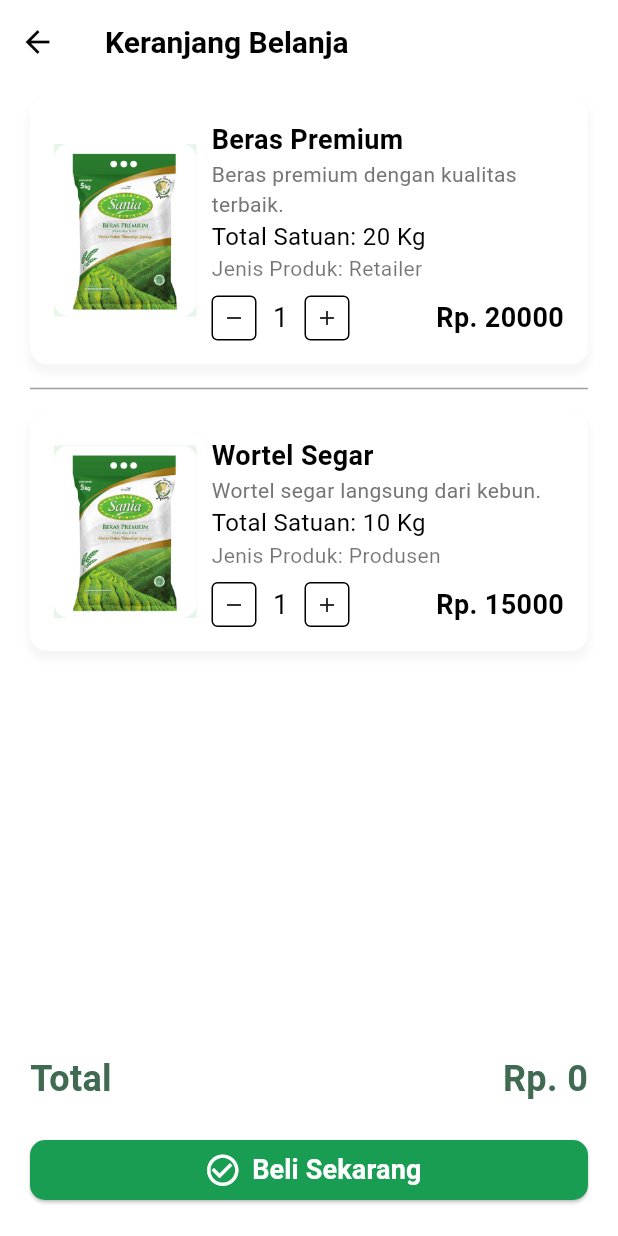
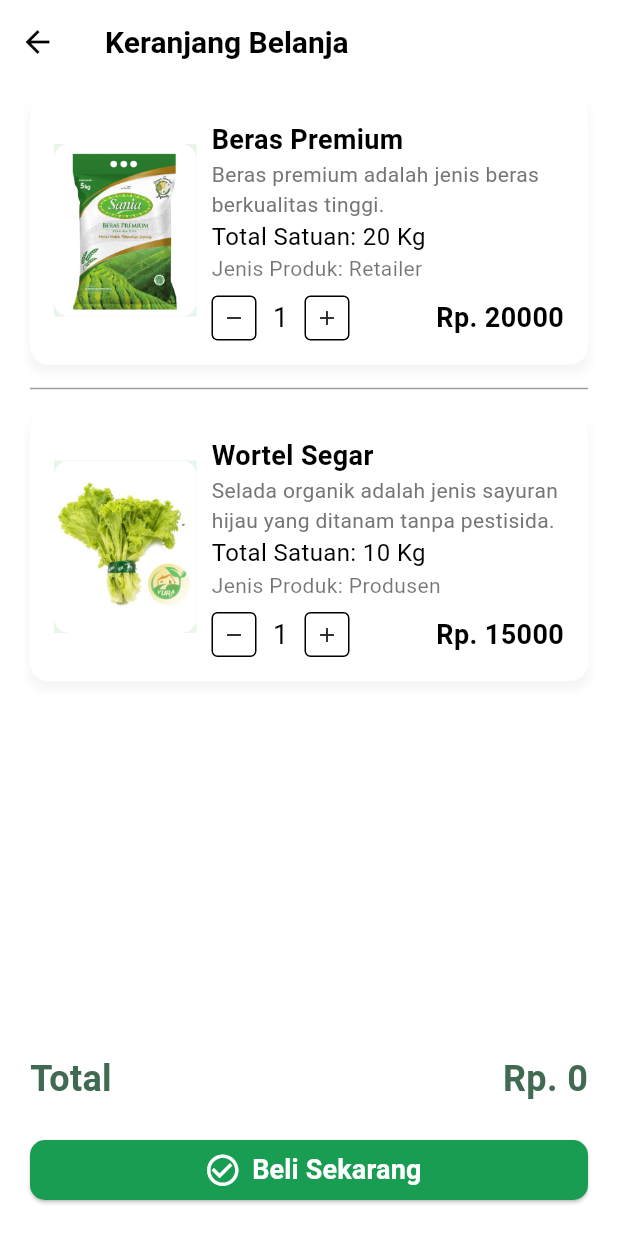
Before and after one commit to firdausmuh/agrolink_app, a Flutter app: the KeranjangScreen screen opened directly, on a phone screen of 412 x 824 dp. Run offline on Flutter 3.47's test engine with Material 3 defaults, Android fonts, the phone set to English and light mode, and no system bars; our stand-ins replace image_picker, shared_preferences; missing offline and left inert: dart:ffi; accounts and stored records are empty.

Commit message:
update deskripsi for produk to cart

```diff
--- a/lib/components/keranjang/keranjang_card.dart
+++ b/lib/components/keranjang/keranjang_card.dart
@@ -2,6 +2,7 @@ import 'package:flutter/material.dart';
 
 class KeranjangCard extends StatefulWidget {
   final int basePrice; // Harga satuan produk
+  final String imagePath; // Path gambar produk
   final String productName; // Nama produk
   final String deskripsi;
   final String size; // Ukuran produk, misal 20 Kg
@@ -11,6 +12,7 @@ class KeranjangCard extends StatefulWidget {
   const KeranjangCard({
     super.key,
     required this.basePrice,
+    required this.imagePath,
     required this.productName,
     required this.deskripsi,
     required this.size,
@@ -70,7 +72,7 @@ class _KeranjangCardState extends State<KeranjangCard> {
             child: ClipRRect(
               borderRadius: BorderRadius.circular(10),
               child: Image.asset(
-                'assets/images/retailer/beras.png', // Gambar produk
+                widget.imagePath, // Gambar produk yang dinamis
                 fit: BoxFit.cover,
               ),
             ),
--- a/lib/screens/keranjang/keranjang_screen.dart
+++ b/lib/screens/keranjang/keranjang_screen.dart
@@ -50,8 +50,9 @@ class _KeranjangScreenState extends State<KeranjangScreen> {
                     // Contoh penggunaan KeranjangCard
                     KeranjangCard(
                       basePrice: 20000, // Harga satuan produk
+                      imagePath: 'assets/images/retailer/beras.png',
                       productName: "Beras Premium",
-                      deskripsi: "Beras premium dengan kualitas terbaik.",
+                      deskripsi: "Beras premium adalah jenis beras berkualitas tinggi.",
                       size: "20 Kg",
                       category: "Retailer",
                       onQuantityChanged: updateTotalPrice,
@@ -62,8 +63,9 @@ class _KeranjangScreenState extends State<KeranjangScreen> {
                     ),
                     KeranjangCard(
                       basePrice: 15000, // Harga satuan produk
+                      imagePath: 'assets/images/retailer/selada_organik.png',
                       productName: "Wortel Segar",
-                      deskripsi: "Wortel segar langsung dari kebun.",
+                      deskripsi: "Selada organik adalah jenis sayuran hijau yang ditanam tanpa pestisida.",
                       size: "10 Kg",
                       category: "Produsen",
                       onQuantityChanged: updateTotalPrice,
```
